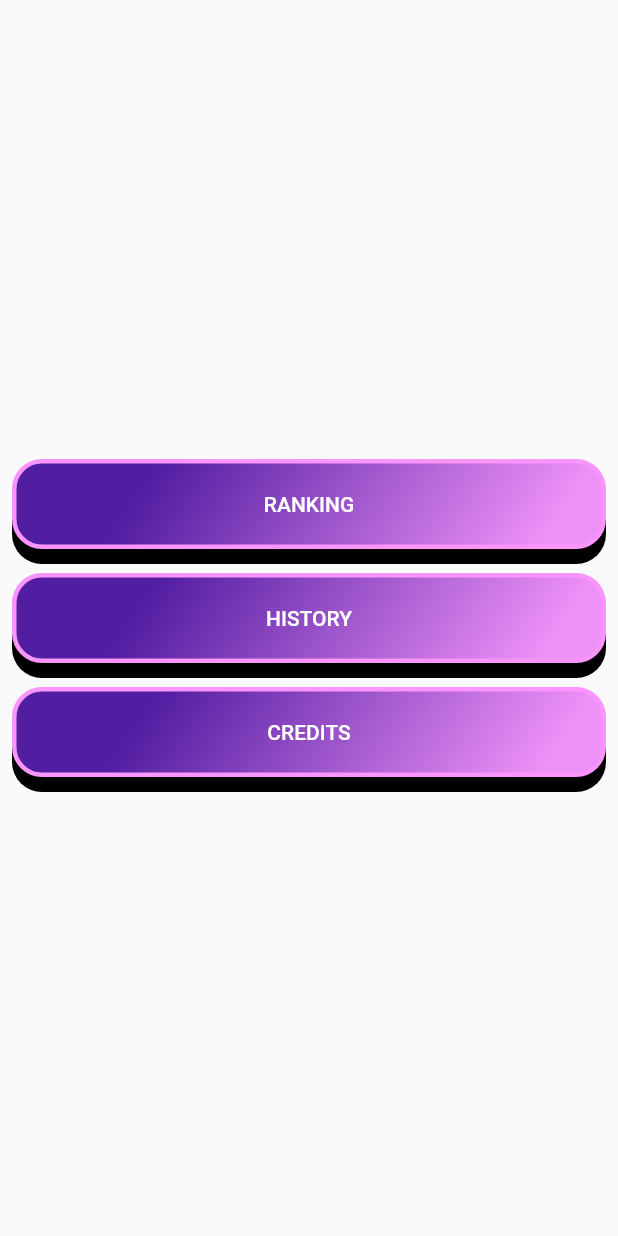
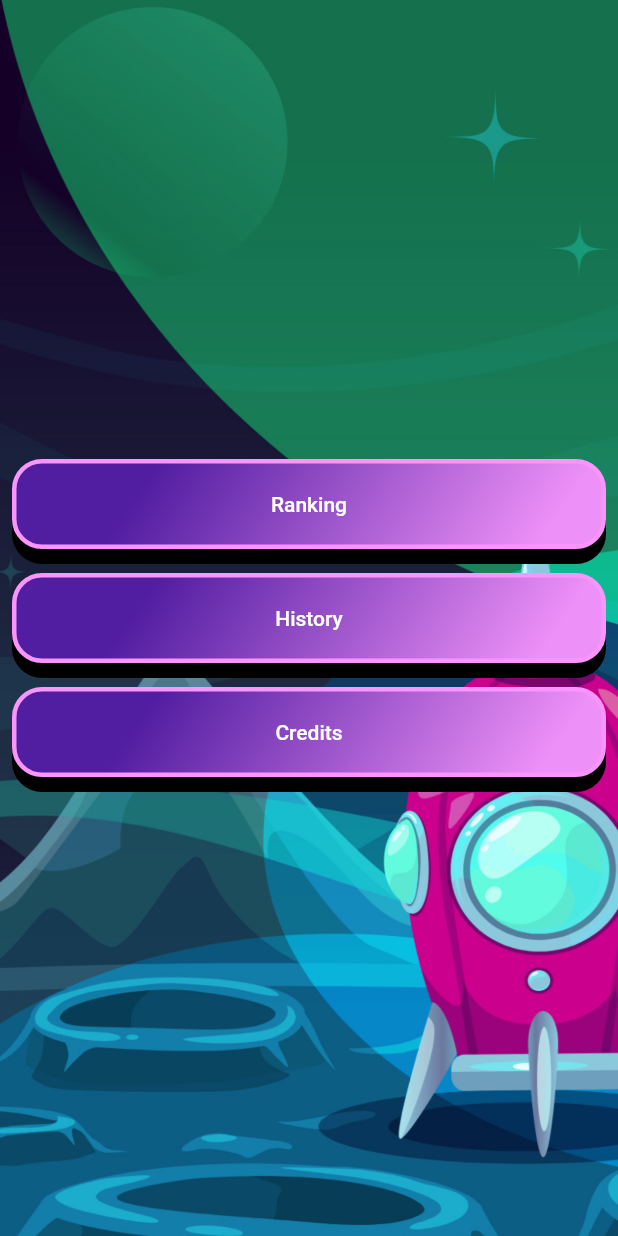
Before and after one commit to deus-magna/slide_puzzle_game, a Flutter app: the screen it shows after launch, on a phone screen of 412 x 824 dp. Run offline on Flutter 3.47's test engine with Material 2 defaults, Android fonts, the light colour scheme and no system bars; our stand-ins replace bloc, equatable, flutter_bloc; generated files the repository leaves out were written again.

Commit message:
Adding background to home view and en, es texts

```diff
--- a/lib/l10n/arb/app_en.arb
+++ b/lib/l10n/arb/app_en.arb
@@ -7,5 +7,8 @@
     "difficultEasy": "Easy",
     "difficultMedium": "Medium",
     "difficultHard": "Hard",
-    "difficultGooLevel": "God Level"
+    "difficultGooLevel": "God Level",
+    "homeRanking": "Ranking",
+    "homeHistory": "History",
+    "homeCredits": "Credits"
 }
--- a/lib/l10n/arb/app_es.arb
+++ b/lib/l10n/arb/app_es.arb
@@ -7,5 +7,10 @@
     "difficultEasy": "Facil",
     "difficultMedium": "Medio",
     "difficultHard": "Dificl",
-    "difficultGooLevel": "Nivel Dios"
+    "difficultGooLevel": "Nivel Dios",
+
+    "homeRanking": "Clasificación",
+    "homeHistory": "Historia",
+    "homeCredits": "Creditos"
+
 }
--- a/lib/presentation/views/difficulty_view.dart
+++ b/lib/presentation/views/difficulty_view.dart
@@ -11,7 +11,6 @@ class DifficultyView extends StatelessWidget {
     const constraints = BoxConstraints(minWidth: 88, minHeight: 60);
     final size = MediaQuery.of(context).size;
     return Scaffold(
-      // appBar: AppBar(),
       body: Stack(
         alignment: Alignment.topCenter,
         children: [
@@ -28,25 +27,21 @@ class DifficultyView extends StatelessWidget {
                 SpaceButton(
                   onPressed: () => Navigator.of(context).pushNamed('/game'),
                   title: AppLocalizations.of(context).difficultEasy,
-                  constraints: constraints,
                 ),
                 const SizedBox(height: 25),
                 SpaceButton(
                   onPressed: () => print('selected'),
                   title: AppLocalizations.of(context).difficultMedium,
-                  constraints: constraints,
                 ),
                 const SizedBox(height: 25),
                 SpaceButton(
                   onPressed: () => print('selected'),
                   title: AppLocalizations.of(context).difficultHard,
-                  constraints: constraints,
                 ),
                 const SizedBox(height: 25),
                 SpaceButton(
                   onPressed: () => print('selected'),
                   title: AppLocalizations.of(context).difficultGooLevel,
-                  constraints: constraints,
                 ),
               ],
             ),
--- a/lib/presentation/views/home_view.dart
+++ b/lib/presentation/views/home_view.dart
@@ -1,5 +1,7 @@
 import 'package:flutter/material.dart';
+import 'package:slide_puzzle_game/l10n/l10n.dart';
 import 'package:slide_puzzle_game/presentation/views/difficulty_view.dart';
+import 'package:slide_puzzle_game/presentation/widgets/home_view_background.dart';
 
 class HomeView extends StatelessWidget {
   const HomeView({Key? key}) : super(key: key);
@@ -7,16 +9,32 @@ class HomeView extends StatelessWidget {
   @override
   Widget build(BuildContext context) {
     return Scaffold(
-      body: SafeArea(
-        child: Column(
-          mainAxisAlignment: MainAxisAlignment.center,
-          children: const [
-            SpaceButton(title: 'RANKING'),
-            SpaceButton(title: 'HISTORY'),
-            SpaceButton(title: 'CREDITS'),
-          ],
-        ),
+      body: Stack(
+        children: const [
+          HomeViewBackground(),
+          HomeViewBody(),
+        ],
       ),
     );
   }
 }
+
+class HomeViewBody extends StatelessWidget {
+  const HomeViewBody({
+    Key? key,
+  }) : super(key: key);
+
+  @override
+  Widget build(BuildContext context) {
+    return SafeArea(
+      child: Column(
+        mainAxisAlignment: MainAxisAlignment.center,
+        children: [
+          SpaceButton(title: AppLocalizations.of(context).homeRanking),
+          SpaceButton(title: AppLocalizations.of(context).homeHistory),
+          SpaceButton(title: AppLocalizations.of(context).homeCredits),
+        ],
+      ),
+    );
+  }
+}
--- /dev/null
+++ b/lib/presentation/widgets/home_view_background.dart
@@ -0,0 +1,21 @@
+import 'package:flutter/material.dart';
+
+class HomeViewBackground extends StatelessWidget {
+  const HomeViewBackground({Key? key}) : super(key: key);
+
+  @override
+  Widget build(BuildContext context) {
+    return Stack(
+      children: const [
+        SizedBox(
+          width: double.infinity,
+          child: Image(
+            image:
+                AssetImage('assets/img/backgrounds/home_view_background.png'),
+            fit: BoxFit.cover,
+          ),
+        ),
+      ],
+    );
+  }
+}
```
Also changed, not shown: assets/img/backgrounds/home_view_background.png (added).
